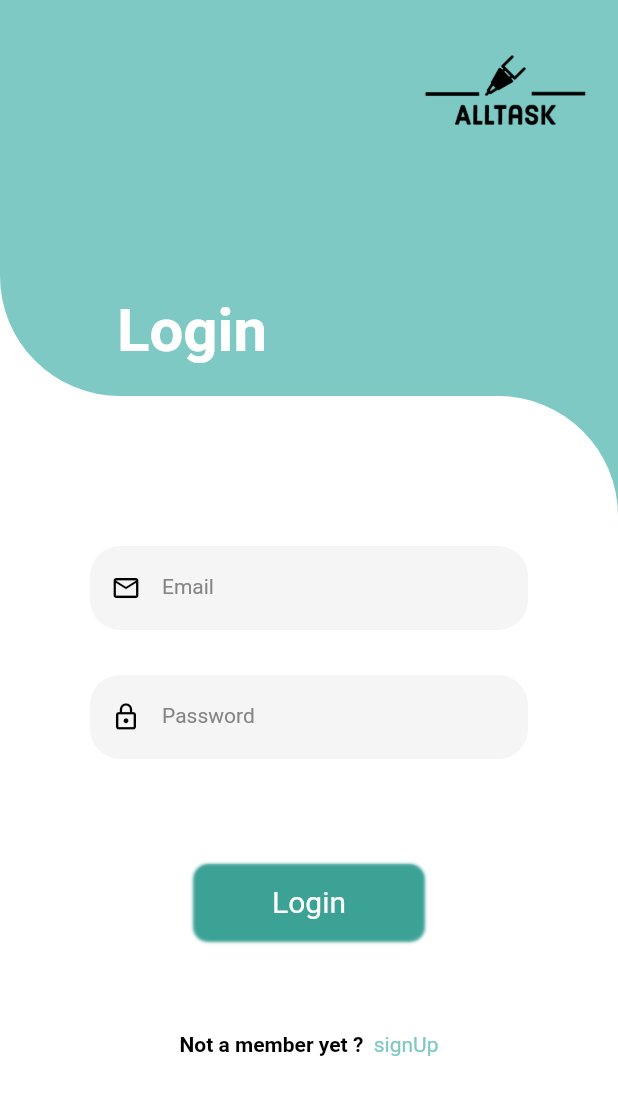
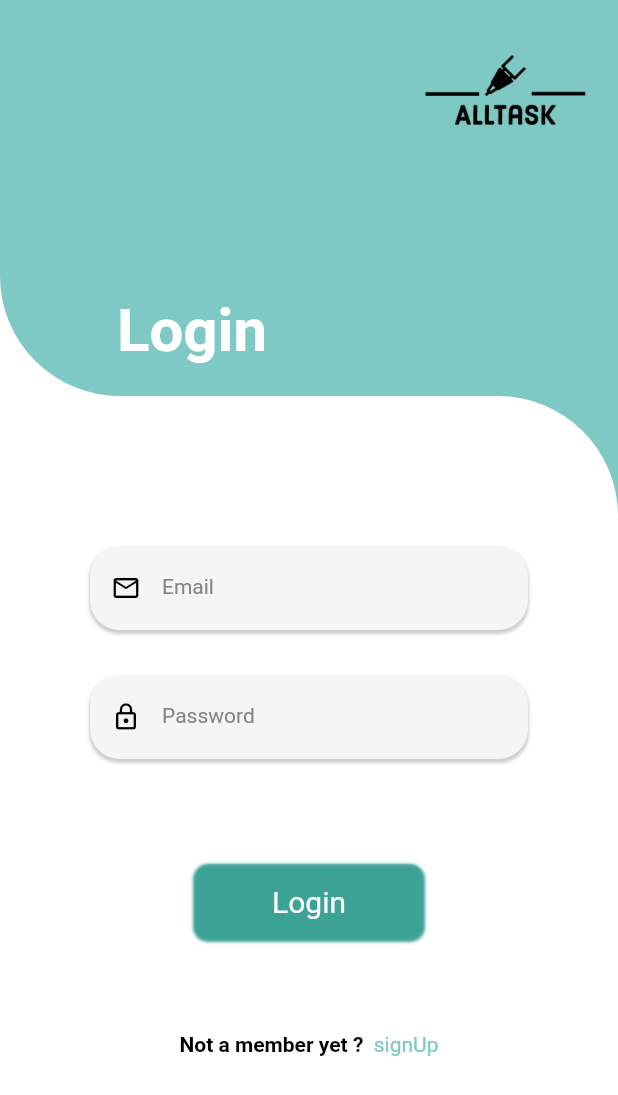
Before and after one commit to nmahdi6/login-page, a Flutter app: the screen it shows after launch, on a phone screen of 412 x 824 dp. Shown: the top 1095 px of the screen. Run offline on Flutter 3.47's test engine with Material 2 defaults, Android fonts, the phone set to English and light mode, and no system bars; our stand-ins replace validators.

Commit message:
add box shodow

```diff
--- a/lib/screen/widget/TextFieldwidget.dart
+++ b/lib/screen/widget/TextFieldwidget.dart
@@ -18,7 +18,21 @@ class TextFieldWidget extends StatelessWidget {
 
   @override
   Widget build(BuildContext context) {
-    return TextFormField(
+    return Container(
+      decoration: BoxDecoration(
+        borderRadius: BorderRadius.circular(20),
+        color: Colors.white,
+         boxShadow: [
+      BoxShadow(
+        color: Colors.grey.withOpacity(0.5),
+        spreadRadius: 0.3,
+        blurRadius: 1,
+        offset: const Offset(0, 2), // changes position of shadow
+      ),
+    ],
+      ),
+      child: TextFormField(
+
         validator: validator,
         enabled: enabled,
         style: const TextStyle(fontSize: 14, color: Colors.black),
@@ -52,6 +66,7 @@ class TextFieldWidget extends StatelessWidget {
             color:  Color.fromARGB(255, 132, 132, 132)
           ),
         ),
+      ),
     );
   }
 }
```
Lines whose indentation alone changed are shown as unchanged.
